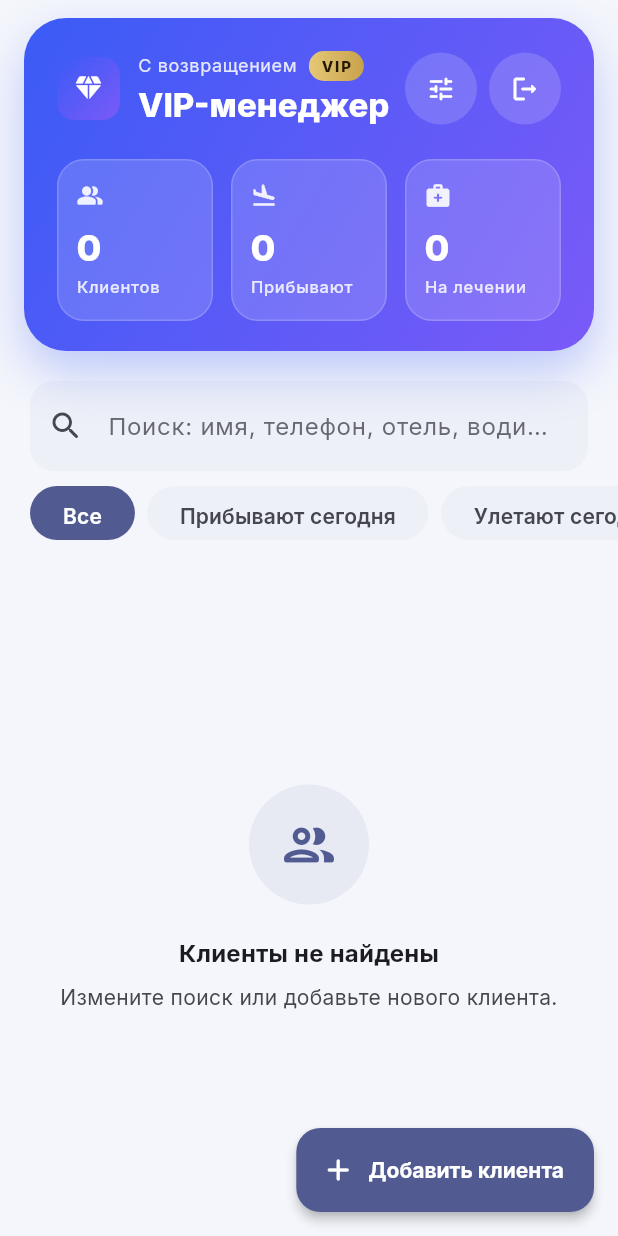
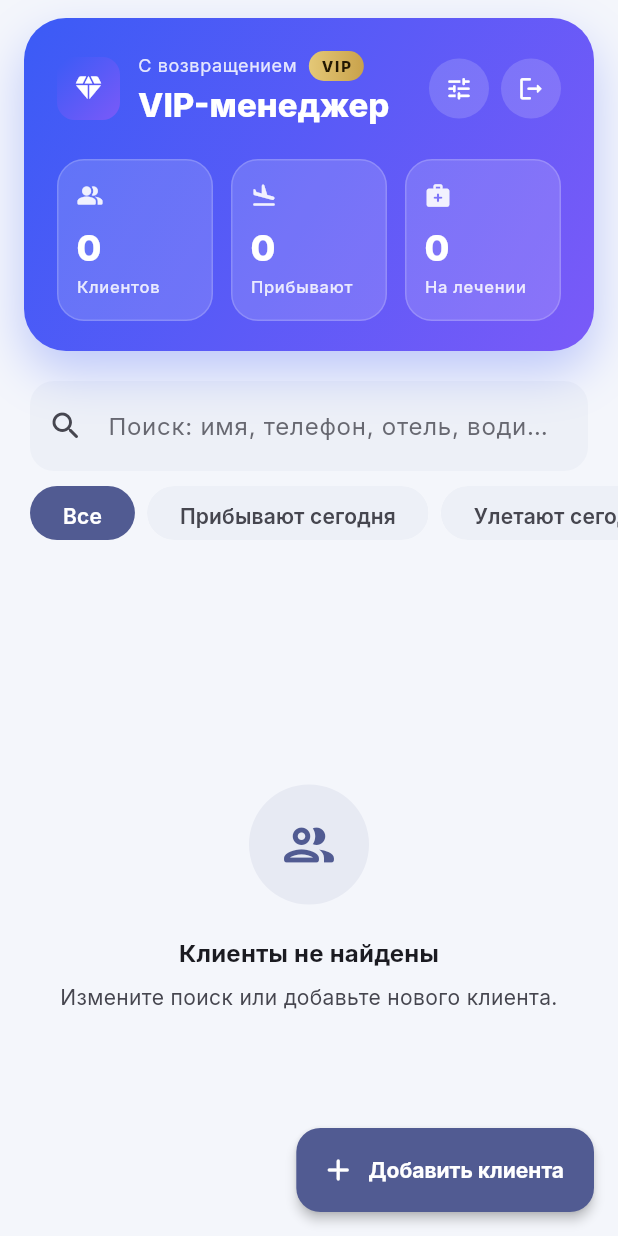
Before and after one commit to NurislamAiu/vip, a Flutter app: the DashboardScreen screen opened directly, on a phone screen of 412 x 824 dp. Run offline on Flutter 3.47's test engine with Material 3 defaults, Android fonts, the phone set to English and light mode, and no system bars; our stand-ins replace cloud_firestore, firebase_auth, firebase_core, firebase_messaging, flutter_local_notifications, flutter_riverpod and 4 more; accounts and stored records are empty.

Commit message:
Fix hero header overflow with 3 action buttons
The greeting/actions row overflowed on iPhone when an admin sees three
glass buttons (managers, settings, sign out). Make the 'С возвращением'
label flexible with ellipsis and shrink the glass icon buttons from the
default 48px to a tight 38px.

Co-Authored-By: Claude Opus 4.8 <noreply@anthropic.com>
Claude-Session: https://claude.ai/code/session_014dMC98aEQYbWPtDbh1XNFv

```diff
--- a/lib/screens/dashboard/dashboard_screen.dart
+++ b/lib/screens/dashboard/dashboard_screen.dart
@@ -269,10 +269,14 @@ class _HeroHeader extends ConsumerWidget {
                   children: [
                     Row(
                       children: [
-                        Text(
-                          'С возвращением',
-                          style: theme.textTheme.bodySmall?.copyWith(
-                            color: Colors.white.withValues(alpha: 0.85),
+                        Flexible(
+                          child: Text(
+                            'С возвращением',
+                            style: theme.textTheme.bodySmall?.copyWith(
+                              color: Colors.white.withValues(alpha: 0.85),
+                            ),
+                            maxLines: 1,
+                            overflow: TextOverflow.ellipsis,
                           ),
                         ),
                         const SizedBox(width: 8),
@@ -412,9 +416,12 @@ class _GlassIconButton extends StatelessWidget {
       shape: const CircleBorder(),
       clipBehavior: Clip.antiAlias,
       child: IconButton(
-        icon: Icon(icon, size: 20, color: Colors.white),
+        icon: Icon(icon, size: 19, color: Colors.white),
         tooltip: tooltip,
         onPressed: onPressed,
+        visualDensity: VisualDensity.compact,
+        padding: EdgeInsets.zero,
+        constraints: const BoxConstraints.tightFor(width: 38, height: 38),
       ),
     );
   }
```
